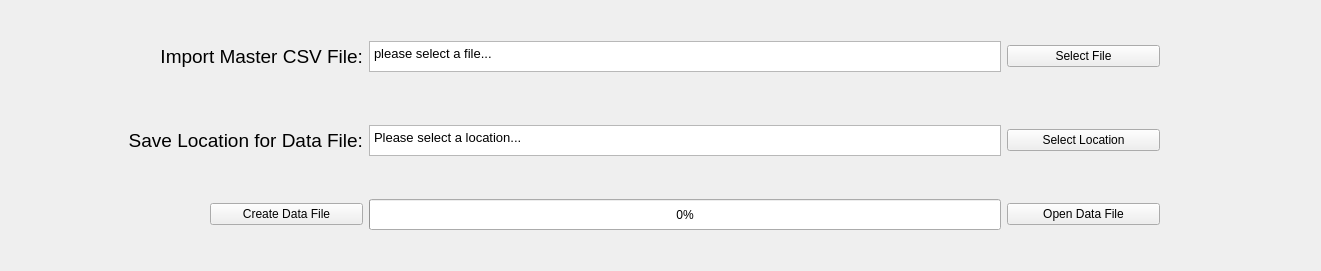
Qt form mainwindow.ui (GreedAlmighty/Event-Data-File-Creator) before a commit.
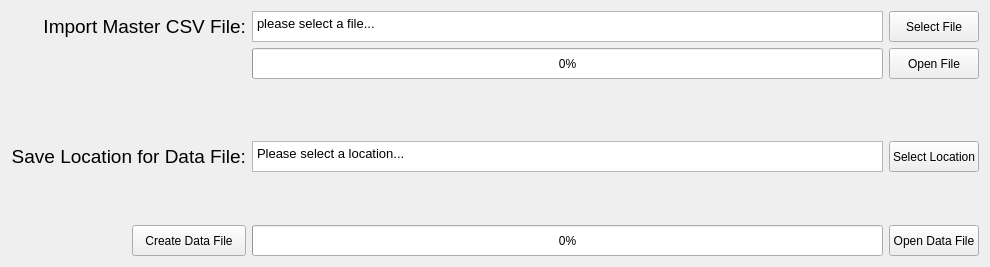
The same form after that commit.

Commit message: Changed the GUI for better process control, things are hidden for less mistakes. Also made the Objects in the GUI schalable by implmenting a GRID layout over the complete window Made a TODO list that will be used when committing changes

Diff of the .ui file:
```diff
--- a/mainwindow.ui
+++ b/mainwindow.ui
@@ -6,152 +6,164 @@
    <rect>
     <x>0</x>
     <y>0</y>
-    <width>1321</width>
-    <height>271</height>
+    <width>971</width>
+    <height>267</height>
    </rect>
   </property>
+  <property name="sizePolicy">
+   <sizepolicy hsizetype="Expanding" vsizetype="Expanding">
+    <horstretch>0</horstretch>
+    <verstretch>0</verstretch>
+   </sizepolicy>
+  </property>
   <property name="windowTitle">
    <string>MainWindow</string>
   </property>
   <widget class="QWidget" name="centralWidget">
-   <widget class="QWidget" name="">
-    <property name="geometry">
-     <rect>
-      <x>40</x>
-      <y>30</y>
-      <width>1131</width>
-      <height>211</height>
-     </rect>
+   <property name="sizePolicy">
+    <sizepolicy hsizetype="Expanding" vsizetype="Expanding">
+     <horstretch>0</horstretch>
+     <verstretch>0</verstretch>
+    </sizepolicy>
     </property>
     <layout class="QGridLayout" name="gridLayout">
-     <item row="0" column="2" colspan="4">
-      <widget class="QTextBrowser" name="textBrowser">
-       <property name="maximumSize">
-        <size>
-         <width>16777215</width>
-         <height>31</height>
-        </size>
-       </property>
-       <property name="html">
-        <string>&lt;!DOCTYPE HTML PUBLIC &quot;-//W3C//DTD HTML 4.0//EN&quot; &quot;http://www.w3.org/TR/REC-html40/strict.dtd&quot;&gt;
-&lt;html&gt;&lt;head&gt;&lt;meta name=&quot;qrichtext&quot; content=&quot;1&quot; /&gt;&lt;style type=&quot;text/css&quot;&gt;
-p, li { white-space: pre-wrap; }
-&lt;/style&gt;&lt;/head&gt;&lt;body style=&quot; font-family:'MS Shell Dlg 2'; font-size:8.25pt; font-weight:400; font-style:normal;&quot;&gt;
-&lt;p style=&quot; margin-top:0px; margin-bottom:0px; margin-left:0px; margin-right:0px; -qt-block-indent:0; text-indent:0px;&quot;&gt;&lt;span style=&quot; font-size:10pt;&quot;&gt;please select a file...&lt;/span&gt;&lt;/p&gt;&lt;/body&gt;&lt;/html&gt;</string>
-       </property>
-      </widget>
-     </item>
-     <item row="4" column="2" colspan="4">
-      <widget class="QProgressBar" name="progressBar">
-       <property name="enabled">
-        <bool>true</bool>
-       </property>
-       <property name="minimumSize">
-        <size>
-         <width>631</width>
-         <height>31</height>
-        </size>
-       </property>
-       <property name="maximumSize">
-        <size>
-         <width>16777215</width>
-         <height>31</height>
-        </size>
-       </property>
-       <property name="value">
-        <number>0</number>
-       </property>
-       <property name="textVisible">
-        <bool>true</bool>
-       </property>
-      </widget>
-     </item>
-     <item row="0" column="0" colspan="2">
-      <widget class="QLabel" name="label">
-       <property name="font">
-        <font>
-         <pointsize>14</pointsize>
-        </font>
-       </property>
-       <property name="text">
-        <string>Import Master CSV File:</string>
-       </property>
-       <property name="alignment">
-        <set>Qt::AlignRight|Qt::AlignTrailing|Qt::AlignVCenter</set>
-       </property>
-      </widget>
-     </item>
-     <item row="2" column="6">
-      <widget class="QPushButton" name="selectLocationButton">
-       <property name="text">
-        <string>Select Location</string>
-       </property>
-      </widget>
-     </item>
-     <item row="2" column="0" colspan="2">
-      <widget class="QLabel" name="label_2">
-       <property name="font">
-        <font>
-         <pointsize>14</pointsize>
-        </font>
-       </property>
-       <property name="text">
-        <string>Save Location for Data File:</string>
-       </property>
-       <property name="alignment">
-        <set>Qt::AlignRight|Qt::AlignTrailing|Qt::AlignVCenter</set>
-       </property>
-      </widget>
-     </item>
-     <item row="1" column="4">
-      <spacer name="verticalSpacer_2">
+    <item row="4" column="2">
+     <spacer name="verticalSpacer">
        <property name="orientation">
         <enum>Qt::Vertical</enum>
        </property>
        <property name="sizeHint" stdset="0">
         <size>
          <width>20</width>
-         <height>88</height>
+        <height>78</height>
         </size>
        </property>
       </spacer>
      </item>
-     <item row="4" column="1">
+    <item row="5" column="1">
       <widget class="QPushButton" name="createDataFileButton">
+      <property name="sizePolicy">
+       <sizepolicy hsizetype="Expanding" vsizetype="Expanding">
+        <horstretch>0</horstretch>
+        <verstretch>0</verstretch>
+       </sizepolicy>
+      </property>
+      <property name="maximumSize">
+       <size>
+        <width>16777215</width>
+        <height>31</height>
+       </size>
+      </property>
        <property name="text">
         <string>Create Data File</string>
        </property>
       </widget>
      </item>
-     <item row="0" column="6">
-      <widget class="QPushButton" name="selectFileButton">
+    <item row="3" column="3">
+     <widget class="QPushButton" name="selectLocationButton">
+      <property name="sizePolicy">
+       <sizepolicy hsizetype="Expanding" vsizetype="Expanding">
+        <horstretch>0</horstretch>
+        <verstretch>0</verstretch>
+       </sizepolicy>
+      </property>
+      <property name="maximumSize">
+       <size>
+        <width>16777215</width>
+        <height>31</height>
+       </size>
+      </property>
        <property name="text">
-        <string>Select File</string>
+       <string>Select Location</string>
        </property>
       </widget>
      </item>
-     <item row="4" column="6">
+    <item row="5" column="3">
       <widget class="QPushButton" name="openDataFileButton">
+      <property name="sizePolicy">
+       <sizepolicy hsizetype="Expanding" vsizetype="Expanding">
+        <horstretch>0</horstretch>
+        <verstretch>0</verstretch>
+       </sizepolicy>
+      </property>
+      <property name="maximumSize">
+       <size>
+        <width>16777215</width>
+        <height>31</height>
+       </size>
+      </property>
        <property name="text">
         <string>Open Data File</string>
        </property>
       </widget>
      </item>
-     <item row="3" column="4">
-      <spacer name="verticalSpacer">
+    <item row="3" column="0" colspan="2">
+     <widget class="QLabel" name="saveLocationLabel">
+      <property name="sizePolicy">
+       <sizepolicy hsizetype="Expanding" vsizetype="Expanding">
+        <horstretch>0</horstretch>
+        <verstretch>0</verstretch>
+       </sizepolicy>
+      </property>
+      <property name="font">
+       <font>
+        <pointsize>14</pointsize>
+       </font>
+      </property>
+      <property name="text">
+       <string>Save Location for Data File:</string>
+      </property>
+      <property name="alignment">
+       <set>Qt::AlignRight|Qt::AlignTrailing|Qt::AlignVCenter</set>
+      </property>
+     </widget>
+    </item>
+    <item row="5" column="0">
+     <spacer name="horizontalSpacer">
        <property name="orientation">
-        <enum>Qt::Vertical</enum>
+       <enum>Qt::Horizontal</enum>
        </property>
        <property name="sizeHint" stdset="0">
         <size>
-         <width>20</width>
-         <height>78</height>
+        <width>109</width>
+        <height>20</height>
         </size>
        </property>
       </spacer>
      </item>
-     <item row="2" column="2" colspan="4">
-      <widget class="QTextBrowser" name="textBrowser_2">
+    <item row="5" column="2">
+     <widget class="QProgressBar" name="createProgressBar">
+      <property name="enabled">
+       <bool>true</bool>
+      </property>
+      <property name="sizePolicy">
+       <sizepolicy hsizetype="Expanding" vsizetype="Expanding">
+        <horstretch>0</horstretch>
+        <verstretch>0</verstretch>
+       </sizepolicy>
+      </property>
+      <property name="minimumSize">
+       <size>
+        <width>631</width>
+        <height>31</height>
+       </size>
+      </property>
+      <property name="maximumSize">
+       <size>
+        <width>16777215</width>
+        <height>31</height>
+       </size>
+      </property>
+      <property name="value">
+       <number>0</number>
+      </property>
+      <property name="textVisible">
+       <bool>true</bool>
+      </property>
+     </widget>
+    </item>
+    <item row="3" column="2">
+     <widget class="QTextBrowser" name="locationTextBrowser">
        <property name="minimumSize">
         <size>
          <width>631</width>
@@ -173,23 +185,121 @@
        </property>
       </widget>
      </item>
-    </layout>
-   </widget>
-   <zorder>selectFileButton</zorder>
-   <zorder>textBrowser</zorder>
-   <zorder>label</zorder>
-   <zorder>textBrowser_2</zorder>
-   <zorder>selectLocationButton</zorder>
-   <zorder>label_2</zorder>
-   <zorder>progressBar</zorder>
-   <zorder>createDataFileButton</zorder>
-   <zorder>openDataFileButton</zorder>
-   <zorder></zorder>
-   <zorder>label_2</zorder>
-   <zorder>verticalSpacer</zorder>
-   <zorder>verticalSpacer_2</zorder>
-   <zorder>progressBar</zorder>
-   <zorder>textBrowser_2</zorder>
+    <item row="0" column="2">
+     <widget class="QTextBrowser" name="fileTextBrowser">
+      <property name="maximumSize">
+       <size>
+        <width>16777215</width>
+        <height>31</height>
+       </size>
+      </property>
+      <property name="html">
+       <string>&lt;!DOCTYPE HTML PUBLIC &quot;-//W3C//DTD HTML 4.0//EN&quot; &quot;http://www.w3.org/TR/REC-html40/strict.dtd&quot;&gt;
+&lt;html&gt;&lt;head&gt;&lt;meta name=&quot;qrichtext&quot; content=&quot;1&quot; /&gt;&lt;style type=&quot;text/css&quot;&gt;
+p, li { white-space: pre-wrap; }
+&lt;/style&gt;&lt;/head&gt;&lt;body style=&quot; font-family:'MS Shell Dlg 2'; font-size:8.25pt; font-weight:400; font-style:normal;&quot;&gt;
+&lt;p style=&quot; margin-top:0px; margin-bottom:0px; margin-left:0px; margin-right:0px; -qt-block-indent:0; text-indent:0px;&quot;&gt;&lt;span style=&quot; font-size:10pt;&quot;&gt;please select a file...&lt;/span&gt;&lt;/p&gt;&lt;/body&gt;&lt;/html&gt;</string>
+      </property>
+     </widget>
+    </item>
+    <item row="0" column="3">
+     <widget class="QPushButton" name="selectFileButton">
+      <property name="sizePolicy">
+       <sizepolicy hsizetype="Expanding" vsizetype="Expanding">
+        <horstretch>0</horstretch>
+        <verstretch>0</verstretch>
+       </sizepolicy>
+      </property>
+      <property name="maximumSize">
+       <size>
+        <width>16777215</width>
+        <height>31</height>
+       </size>
+      </property>
+      <property name="text">
+       <string>Select File</string>
+      </property>
+     </widget>
+    </item>
+    <item row="2" column="2">
+     <spacer name="verticalSpacer_2">
+      <property name="orientation">
+       <enum>Qt::Vertical</enum>
+      </property>
+      <property name="sizeHint" stdset="0">
+       <size>
+        <width>20</width>
+        <height>88</height>
+       </size>
+      </property>
+     </spacer>
+    </item>
+    <item row="0" column="0" colspan="2">
+     <widget class="QLabel" name="importFileLabel">
+      <property name="sizePolicy">
+       <sizepolicy hsizetype="Expanding" vsizetype="Expanding">
+        <horstretch>0</horstretch>
+        <verstretch>0</verstretch>
+       </sizepolicy>
+      </property>
+      <property name="font">
+       <font>
+        <pointsize>14</pointsize>
+       </font>
+      </property>
+      <property name="text">
+       <string>Import Master CSV File:</string>
+      </property>
+      <property name="alignment">
+       <set>Qt::AlignRight|Qt::AlignTrailing|Qt::AlignVCenter</set>
+      </property>
+     </widget>
+    </item>
+    <item row="1" column="3">
+     <widget class="QPushButton" name="openFileButton">
+      <property name="sizePolicy">
+       <sizepolicy hsizetype="Expanding" vsizetype="Expanding">
+        <horstretch>0</horstretch>
+        <verstretch>0</verstretch>
+       </sizepolicy>
+      </property>
+      <property name="maximumSize">
+       <size>
+        <width>16777215</width>
+        <height>31</height>
+       </size>
+      </property>
+      <property name="text">
+       <string>Open File</string>
+      </property>
+     </widget>
+    </item>
+    <item row="1" column="2">
+     <widget class="QProgressBar" name="openProgressBar">
+      <property name="sizePolicy">
+       <sizepolicy hsizetype="Expanding" vsizetype="Expanding">
+        <horstretch>0</horstretch>
+        <verstretch>0</verstretch>
+       </sizepolicy>
+      </property>
+      <property name="minimumSize">
+       <size>
+        <width>631</width>
+        <height>31</height>
+       </size>
+      </property>
+      <property name="maximumSize">
+       <size>
+        <width>16777215</width>
+        <height>31</height>
+       </size>
+      </property>
+      <property name="value">
+       <number>0</number>
+      </property>
+     </widget>
+    </item>
+   </layout>
   </widget>
  </widget>
  <layoutdefault spacing="6" margin="11"/>
```
Lines whose indentation alone changed are shown as unchanged. The commit also changes 3 other files.
